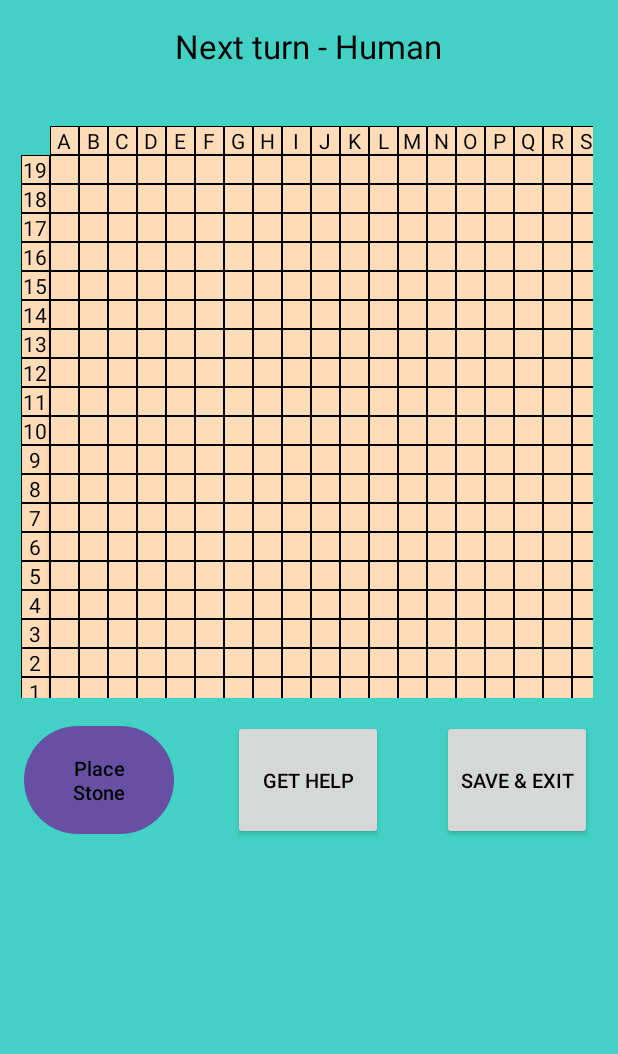
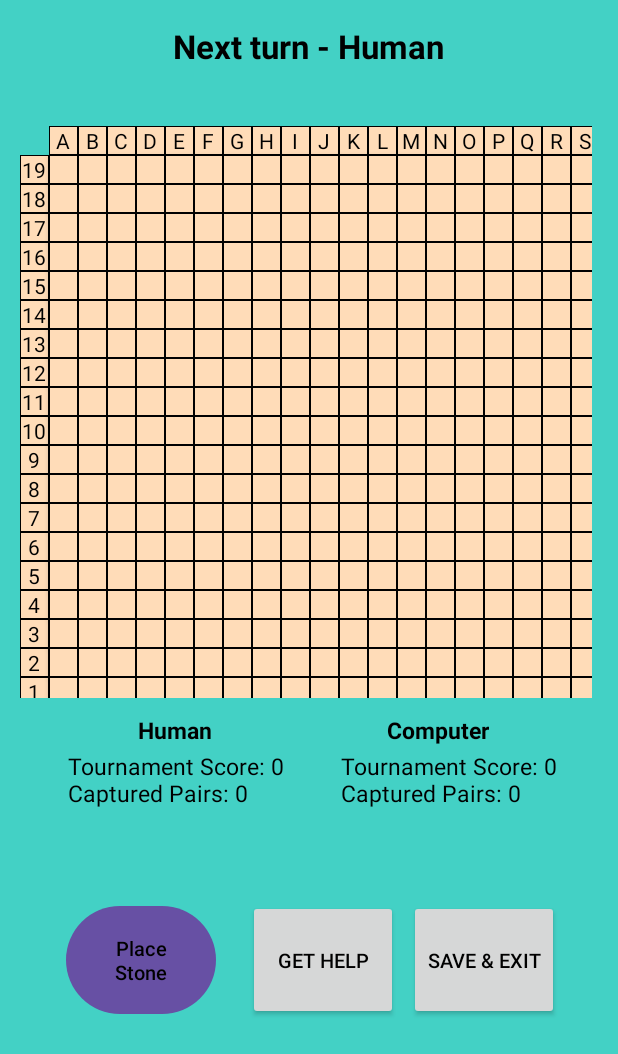
Before and after one commit to ipluchino/Pente-Android, an Android app built with Jetpack Compose: the RoundViewActivity screen opened directly, with no data from a screen before it, on a phone screen of 412 x 824 dp. Shown: the top 1054 px of the screen. Run offline under Robolectric (Android 15) with nearby library versions, the light colour scheme and no system bars; plain views replace ZoomLayout.

Commit message:
Implemented the display for human/computer scores and capture pair counts. They also get updated correctly.

```diff
--- a/app/src/main/res/layout/activity_roundview.xml
+++ b/app/src/main/res/layout/activity_roundview.xml
@@ -15,6 +15,7 @@
         android:layout_marginTop="16dp"
         android:textSize="10pt"
         android:text="Next Turn: Human"
+        android:textStyle="bold"
         android:textColor="@color/black"
         app:layout_constraintEnd_toEndOf="parent"
         app:layout_constraintHorizontal_bias="0.498"
@@ -22,8 +23,8 @@
         app:layout_constraintTop_toTopOf="parent" />
 
     <com.otaliastudios.zoom.ZoomLayout
-        android:layout_width="381dp"
-        android:layout_height="381dp"
+        android:layout_width="382dp"
+        android:layout_height="382dp"
         android:layout_marginTop="84dp"
         android:scrollbars=""
         app:alignment="center"
@@ -54,7 +55,9 @@
         <GridLayout
             android:id="@+id/buttonsGridLayout"
             android:layout_width="381dp"
-            android:layout_height="381dp"></GridLayout>
+            android:layout_height="381dp">
+
+        </GridLayout>
 
     </com.otaliastudios.zoom.ZoomLayout>
 
@@ -62,12 +65,12 @@
         android:id="@+id/placeStoneButtonHuman"
         android:layout_width="100dp"
         android:layout_height="80dp"
-        android:layout_marginTop="480dp"
+        android:layout_marginTop="600dp"
         android:text="Place Stone"
         android:textColor="@color/black"
         android:textSize="6pt"
         app:layout_constraintEnd_toEndOf="parent"
-        app:layout_constraintHorizontal_bias="0.051"
+        app:layout_constraintHorizontal_bias="0.141"
         app:layout_constraintStart_toStartOf="parent"
         app:layout_constraintTop_toTopOf="parent" />
 
@@ -75,13 +78,13 @@
         android:id="@+id/getHelpButton"
         android:layout_width="100dp"
         android:layout_height="80dp"
-        android:layout_marginTop="480dp"
+        android:layout_marginTop="600dp"
         android:text="Get Help"
         android:textColor="@color/black"
 
         android:textSize="6pt"
         app:layout_constraintEnd_toEndOf="parent"
-        app:layout_constraintHorizontal_bias="0.498"
+        app:layout_constraintHorizontal_bias="0.53"
         app:layout_constraintStart_toStartOf="parent"
         app:layout_constraintTop_toTopOf="parent" />
 
@@ -89,12 +92,12 @@
         android:id="@+id/saveAndExitButtonHuman"
         android:layout_width="100dp"
         android:layout_height="80dp"
-        android:layout_marginTop="480dp"
+        android:layout_marginTop="600dp"
         android:text="Save &amp; Exit"
         android:textColor="@color/black"
         android:textSize="6pt"
         app:layout_constraintEnd_toEndOf="parent"
-        app:layout_constraintHorizontal_bias="0.945"
+        app:layout_constraintHorizontal_bias="0.874"
         app:layout_constraintStart_toStartOf="parent"
         app:layout_constraintTop_toTopOf="parent" />
 
@@ -102,12 +105,12 @@
         android:id="@+id/placeStoneButtonComputer"
         android:layout_width="170dp"
         android:layout_height="70dp"
-        android:layout_marginTop="596dp"
+        android:layout_marginTop="612dp"
         android:text="Computer Place Stone"
         android:textColor="@color/black"
         android:textSize="6pt"
         app:layout_constraintEnd_toEndOf="parent"
-        app:layout_constraintHorizontal_bias="0.186"
+        app:layout_constraintHorizontal_bias="0.058"
         app:layout_constraintStart_toStartOf="parent"
         app:layout_constraintTop_toTopOf="parent" />
 
@@ -115,12 +118,66 @@
         android:id="@+id/saveAndExitButtonComputer"
         android:layout_width="100dp"
         android:layout_height="80dp"
-        android:layout_marginTop="596dp"
+        android:layout_marginTop="600dp"
         android:text="Save &amp; Exit"
         android:textColor="@color/black"
         android:textSize="6pt"
         app:layout_constraintEnd_toEndOf="parent"
-        app:layout_constraintHorizontal_bias="0.819"
+        app:layout_constraintHorizontal_bias="0.591"
+        app:layout_constraintStart_toStartOf="parent"
+        app:layout_constraintTop_toTopOf="parent" />
+
+    <TextView
+        android:id="@+id/humanLabelTextView"
+        android:layout_width="wrap_content"
+        android:layout_height="wrap_content"
+        android:layout_marginTop="476dp"
+        android:text="Human"
+        android:textColor="@color/black"
+        android:textSize="7pt"
+        android:textStyle="bold"
+        app:layout_constraintEnd_toEndOf="parent"
+        app:layout_constraintHorizontal_bias="0.254"
+        app:layout_constraintStart_toStartOf="parent"
+        app:layout_constraintTop_toTopOf="parent" />
+
+    <TextView
+        android:id="@+id/computerLabelTextView"
+        android:layout_width="wrap_content"
+        android:layout_height="wrap_content"
+        android:layout_marginTop="476dp"
+        android:text="Computer"
+        android:textStyle="bold"
+        android:textColor="@color/black"
+        android:textSize="7pt"
+        app:layout_constraintEnd_toEndOf="parent"
+        app:layout_constraintHorizontal_bias="0.750"
+        app:layout_constraintStart_toStartOf="parent"
+        app:layout_constraintTop_toTopOf="parent" />
+
+    <TextView
+        android:id="@+id/humanInformationTextView"
+        android:layout_width="wrap_content"
+        android:layout_height="wrap_content"
+        android:layout_marginTop="500dp"
+        android:text="Tournament Score: 0\nCaptured Pairs: 0"
+        android:textColor="@color/black"
+        android:textSize="7pt"
+        app:layout_constraintEnd_toEndOf="parent"
+        app:layout_constraintHorizontal_bias="0.17"
+        app:layout_constraintStart_toStartOf="parent"
+        app:layout_constraintTop_toTopOf="parent" />
+
+    <TextView
+        android:id="@+id/computerInformationTextView"
+        android:layout_width="wrap_content"
+        android:layout_height="wrap_content"
+        android:layout_marginTop="500dp"
+        android:text="Tournament Score: 0\nCaptured Pairs: 0"
+        android:textColor="@color/black"
+        android:textSize="7pt"
+        app:layout_constraintEnd_toEndOf="parent"
+        app:layout_constraintHorizontal_bias="0.848"
         app:layout_constraintStart_toStartOf="parent"
         app:layout_constraintTop_toTopOf="parent" />
 
```
Also changed, not shown: app/src/main/java/edu/ramapo/ipluchino/pente/Model/Round.java (+10 -18 lines), app/src/main/java/edu/ramapo/ipluchino/pente/View/RoundViewActivity.java (+23 -5 lines).
